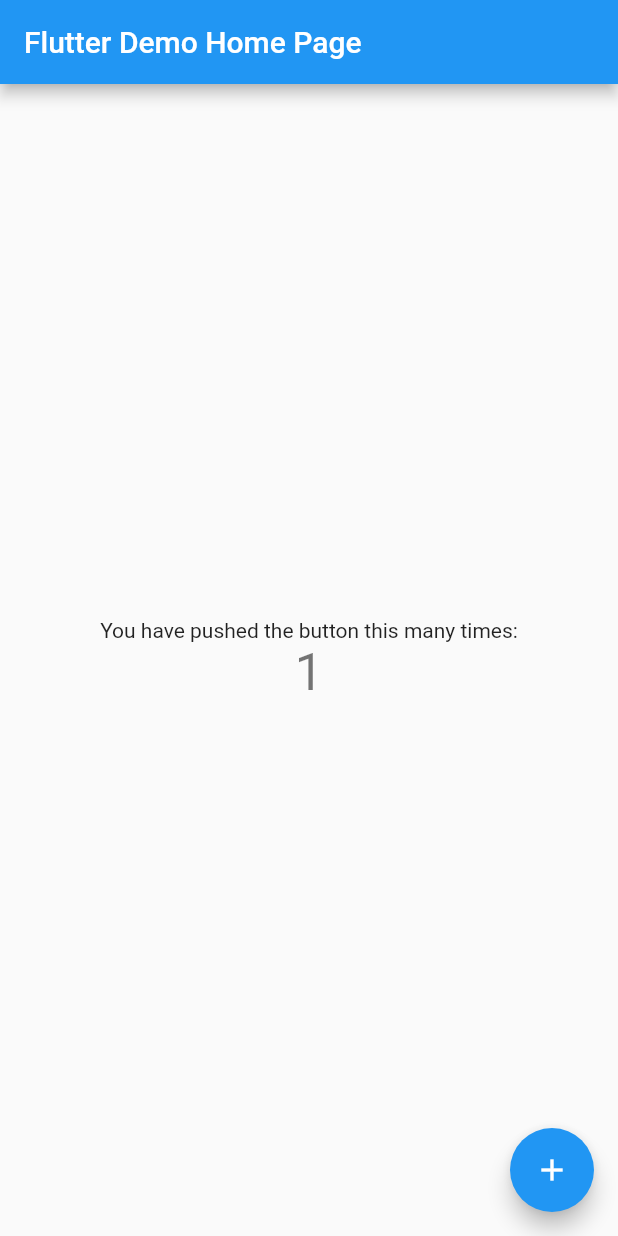
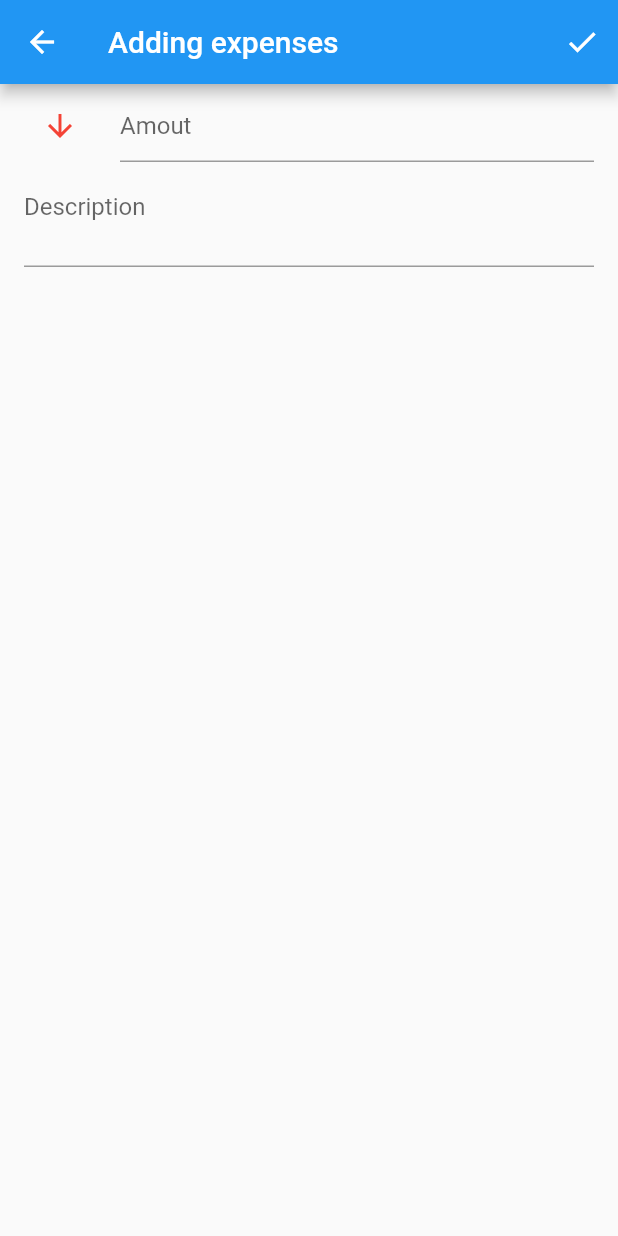
Before and after one commit to fabricenyonato/my_expenses, a Flutter app: the screen it shows after launch, after a tap on the "add" icon, on a phone screen of 412 x 824 dp. Run offline on Flutter 3.47's test engine with Material 2 defaults, Android fonts, the phone set to English and light mode, and no system bars; our stand-ins replace sqflite; accounts and stored records are empty.

Commit message:
push for rename repository

```diff
--- /dev/null
+++ b/lib/adding_expenses_page.dart
@@ -0,0 +1,112 @@
+import 'package:flutter/material.dart';
+import './types.dart';
+import './my_spend_db.dart';
+
+class AddingExpensesPage extends StatefulWidget {
+    @override
+    _AddingExpensesPageState createState() => _AddingExpensesPageState();
+}
+
+class _AddingExpensesPageState extends State<AddingExpensesPage> with SingleTickerProviderStateMixin {
+    final Text _title = Text('Adding expenses');
+    final GlobalKey<FormState> _formKey = GlobalKey<FormState>();
+    SpentModel _spent = SpentModel();
+    SpentMeaning _spentMeaning = SpentMeaning.exits;
+
+    @override
+    void initState() {
+        super.initState();
+    }
+
+    @override
+    void dispose() {
+        super.dispose();
+    }
+
+    @override
+    Widget build(BuildContext context) {
+        return Scaffold(
+            appBar: AppBar(
+                title: _title,
+                actions: [
+                    IconButton(
+                        icon: Icon(Icons.check),
+                        onPressed: _save,
+                    )
+                ],
+            ),
+            body: Form(
+                key: _formKey,
+                child: ListView(
+                    children: [
+                        ListTile(
+                            leading: IconButton(
+                                icon: () {
+                                    if (_spentMeaning == SpentMeaning.entered) {
+                                        return Icon(
+                                            Icons.arrow_upward,
+                                            color: Colors.green
+                                        );
+                                    }
+
+                                    return Icon(
+                                        Icons.arrow_downward,
+                                        color: Colors.red
+                                    );
+                                }(),
+                                onPressed: () {
+                                    setState(() {
+                                        if (_spentMeaning == SpentMeaning.entered) {
+                                            _spentMeaning = SpentMeaning.exits;
+                                            return;
+                                        }
+
+                                        _spentMeaning = SpentMeaning.entered;
+                                    });
+                                },
+                            ),
+                            title: TextFormField(
+                                keyboardType: TextInputType.number,
+                                decoration: InputDecoration(
+                                    hintText: 'Amout'
+                                ),
+                                onSaved: (String value) {
+                                    try {
+                                        _spent.amount = double.tryParse(value);
+                                    } catch (e) {
+                                        print(e);
+                                    }
+                                },
+                            ),
+                        ),
+                        ListTile(
+                            title: TextFormField(
+                                decoration: InputDecoration(
+                                    hintText: 'Description',
+                                ),
+                                onSaved: (String value) {
+                                    _spent.description = value;
+                                },
+                                keyboardType: TextInputType.multiline,
+                                maxLines: 2,
+                            ),
+                        ),
+                    ],
+                ),
+            )
+        );
+    }
+
+    void _save() {
+        _formKey.currentState.save();
+        _spent.amount *= _spentMeaning == SpentMeaning.entered ? 1 : -1;
+
+        addSpent(_spent)
+        .then((int id) {
+            Navigator.pop(context, id);
+        })
+        .catchError((e) {
+            print(e);
+        });
+    }
+}
--- /dev/null
+++ b/lib/app.dart
@@ -0,0 +1,22 @@
+import 'package:flutter/material.dart';
+import './spending_page.dart';
+import './adding_expenses_page.dart';
+
+class App extends StatelessWidget {
+    final ThemeData _theme = new ThemeData(
+        primarySwatch: Colors.blue,
+    );
+
+    @override
+    Widget build(BuildContext context) => new MaterialApp(
+        title: 'My spend',
+        theme: _theme,
+        home: new SpendingPage(),
+        routes: _getRoutes(context),
+    );
+
+    Map<String, WidgetBuilder> _getRoutes(BuildContext context) => {
+        '/spending': (context) => new SpendingPage(),
+        '/adding_expenses': (context) => new AddingExpensesPage(),
+    };
+}
--- a/lib/main.dart
+++ b/lib/main.dart
@@ -1,63 +1,4 @@
 import 'package:flutter/material.dart';
+import 'app.dart';
 
-void main() => runApp(new MyApp());
-
-class MyApp extends StatelessWidget {
-    @override
-    Widget build(BuildContext context) {
-        return new MaterialApp(
-            title: 'Flutter Demo',
-            theme: new ThemeData(
-                primarySwatch: Colors.blue,
-            ),
-            home: new MyHomePage(title: 'Flutter Demo Home Page'),
-        );
-    }
-}
-
-class MyHomePage extends StatefulWidget {
-    MyHomePage({Key key, this.title}) : super(key: key);
-
-    final String title;
-
-    @override
-    _MyHomePageState createState() => new _MyHomePageState();
-}
-
-class _MyHomePageState extends State<MyHomePage> {
-    int _counter = 0;
-
-    void _incrementCounter() {
-        setState(() {
-            _counter++;
-        });
-    }
-
-    @override
-    Widget build(BuildContext context) {
-        return new Scaffold(
-            appBar: new AppBar(
-                title: new Text(widget.title),
-            ),
-            body: new Center(
-                child: new Column(
-                    mainAxisAlignment: MainAxisAlignment.center,
-                    children: <Widget>[
-                        new Text(
-                            'You have pushed the button this many times:',
-                        ),
-                        new Text(
-                            '$_counter',
-                            style: Theme.of(context).textTheme.display1,
-                        ),
-                    ],
-                ),
-            ),
-            floatingActionButton: new FloatingActionButton(
-                onPressed: _incrementCounter,
-                tooltip: 'Increment',
-                child: new Icon(Icons.add),
-            ),
-        );
-    }
-}
+void main() => runApp(App());
--- /dev/null
+++ b/lib/my_spend_db.dart
@@ -0,0 +1,124 @@
+import 'dart:async';
+import 'package:sqflite/sqflite.dart';
+import 'package:path/path.dart';
+import './types.dart';
+
+Future<Database> _getDB() {
+    Completer<Database> c = new Completer();
+
+    getDatabasesPath()
+    .then((String path) {
+        // deleteDatabase(path)
+        // .then((r) {
+        //     print(r);
+        // })
+        // .catchError((e) {
+        //     print(e);
+        // });
+
+        openDatabase(
+            join(path, 'my_spend.db'),
+            version: 1,
+            onCreate: _createDB
+        )
+        .then((Database db) {
+            c.complete(db);
+        })
+        .catchError((e) {
+            c.completeError(e);
+        });
+    })
+    .catchError((e) {
+        c.completeError(e);
+    });
+
+    return c.future;
+}
+
+Future<List<SpentModel>> getSpents() {
+    Completer<List<SpentModel>> c = new Completer();
+
+    _getDB()
+    .then((Database db) {
+        db.rawQuery('SELECT * FROM spent ORDER BY date_ DESC')
+        .then((List<Map<String, dynamic>> _spending) {
+            List<SpentModel> spending = [];
+
+            _spending.forEach((Map<String, dynamic> _spent) {
+                SpentModel spent = SpentModel();
+                spent.id = _spent['id'];
+                spent.amount = _spent['amount'];
+                spent.date = DateTime.parse(_spent['date_']);
+                spent.description = _spent['description'].toString();
+
+                spending.add(spent);
+            });
+
+            c.complete(spending);
+        })
+        .catchError((e) {
+            c.completeError(e);
+        });
+    })
+    .catchError((e) {
+        c.completeError(e);
+    });
+
+    return c.future;
+}
+
+Future<SpentModel> getSpentById(int id) {
+    Completer<SpentModel> c = new Completer();
+
+    _getDB()
+    .then((Database db) {
+        db.rawQuery('SELECT * FROM spent WHERE id=?', [id])
+        .then((List<Map<String, dynamic>> spending) {
+            if (spending.length != 1) {
+                c.completeError(null);
+                return;
+            }
+
+            final Map<String, dynamic> _spent = spending[0];
+            SpentModel spent = SpentModel();
+            spent.id = _spent['id'];
+            spent.amount = _spent['amount'];
+            spent.date = DateTime.parse(_spent['date_']);
+            spent.description = _spent['description'].toString();
+
+            c.complete(spent);
+        })
+        .catchError((e) {
+            c.completeError(e);
+        });
+    })
+    .catchError((e) {
+        c.completeError(e);
+    });
+
+    return c.future;
+}
+
+FutureOr _createDB (Database db, int version) {
+    return db.execute('CREATE TABLE spent (id INTEGER PRIMARY KEY AUTOINCREMENT, amount DOUBLE NOT NULL, description TEXT, date_ DATETIME DEFAULT (datetime(\'now\')))');
+}
+
+Future<int> addSpent(SpentModel spent) {
+    Completer<int> c = new Completer();
+
+    _getDB()
+    .then((Database db) {
+        db.rawInsert('INSERT INTO spent(amount, description) VALUES(?, ?)', [spent.amount, spent.description])
+        .then((id) {
+            c.complete(id);
+        })
+        .catchError((e) {
+            c.completeError(e);
+        });
+    })
+    .catchError((e) {
+        c.completeError(e);
+    });
+
+    return c.future;
+}
--- /dev/null
+++ b/lib/spending_page.dart
@@ -0,0 +1,98 @@
+import 'package:flutter/material.dart';
+import './my_spend_db.dart';
+import './types.dart';
+
+class SpendingPage extends StatefulWidget {
+    @override
+    _SpendingPageState createState() => new _SpendingPageState();
+}
+
+class _SpendingPageState extends State<SpendingPage> with SingleTickerProviderStateMixin {
+    final Text _title = new Text('Spending');
+    List<SpentModel> _spending = [];
+
+    @override
+    void initState() {
+        super.initState();
+        _getSpents();
+    }
+
+    @override
+    void dispose() {
+        super.dispose();
+    }
+
+    @override
+    Widget build(BuildContext context) {
+        return new Scaffold(
+            appBar: new AppBar(
+                title: _title,
+                actions: [
+                    IconButton(
+                        icon: new Icon(Icons.add),
+                        onPressed: () {
+                            Navigator.pushNamed(context, '/adding_expenses')
+                            .then((id) {
+                                if (id == null) {
+                                    return;
+                                }
+
+                                getSpentById(id)
+                                .then((SpentModel s) {
+                                    setState(() {
+                                        _spending.insert(0, s);
+                                    });
+                                })
+                                .catchError((e) {
+                                    print(e);
+                                });
+                            });
+                        },
+                    )
+                ],
+            ),
+            body: ListView(
+                children: ListTile.divideTiles(
+                    context: context,
+                    tiles: _spendingTiles()
+                )
+                .toList()
+            )
+        );
+    }
+
+    Iterable<ListTile> _spendingTiles() {
+        return _spending.map((SpentModel s) => ListTile(
+            leading: () {
+                if (s.amount.isNegative) {
+                    return Icon(
+                        Icons.arrow_downward,
+                        color: Colors.red
+                    );
+                }
+
+                return Icon(
+                    Icons.arrow_upward,
+                    color: Colors.green
+                );
+            }(),
+            title: Text(s.amount.abs().toString()),
+            subtitle: Text(s.description),
+            trailing: Text('${s.date.hour.toString()}:${s.date.minute.toString()}'),
+            onTap: () {},
+        ));
+    }
+
+    void _getSpents() {
+        getSpents()
+        .then((List<SpentModel> spending) {
+            print(spending);
+            setState(() {
+                _spending = spending;
+            });
+        })
+        .catchError((e) {
+            print(e);
+        });
+    }
+}
--- /dev/null
+++ b/lib/types.dart
@@ -0,0 +1,14 @@
+class SpentModel {
+    int id = 0;
+    double amount = 0.0;
+    String description = '';
+    DateTime date;
+
+    @override
+    String toString() => 'SpentModel(\n\tid: $id\n\tamount: $amount,\n\tdescription: $description\n\tdate: $date\n)';
+}
+
+enum SpentMeaning {
+    exits,
+    entered
+}
--- a/pubspec.yaml
+++ b/pubspec.yaml
@@ -1,4 +1,4 @@
-name: my_spend
+name: my_expenses
 description: A new Flutter project.
 
 # The following defines the version and build number for your application.
@@ -12,6 +12,9 @@ version: 1.0.0+1
 dependencies:
   flutter:
     sdk: flutter
+  sqflite: "^0.11.0"
+  path_provider: "^0.4.1"
+  path: "^1.6.1"
 
   # The following adds the Cupertino Icons font to your application.
   # Use with the CupertinoIcons class for iOS style icons.
```
Also changed, not shown: pubspec.lock, 1 other file.
